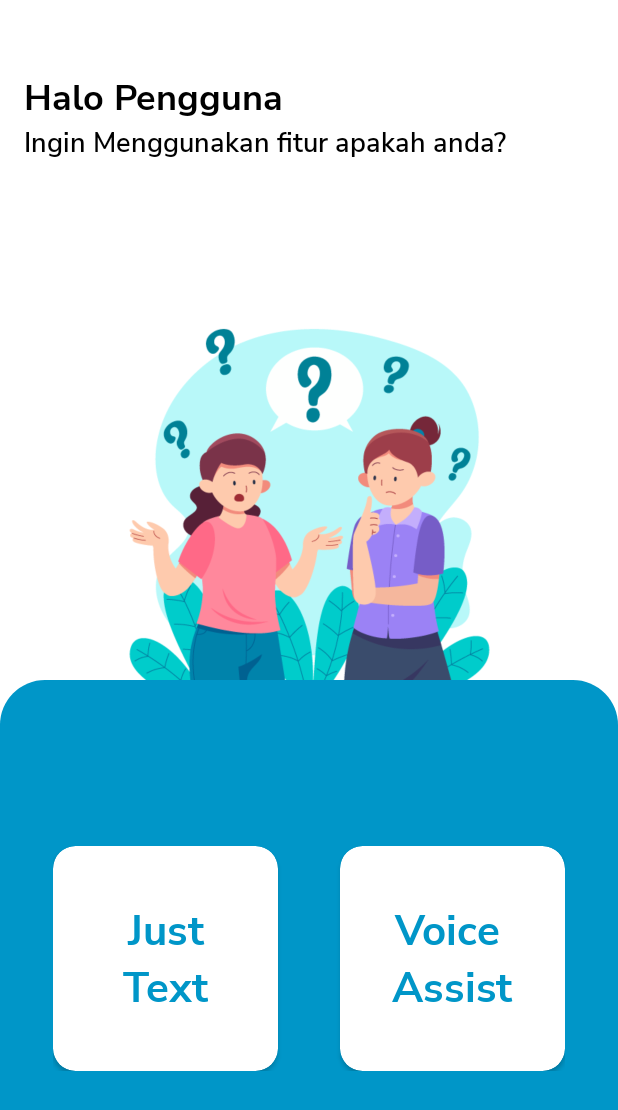
After one commit to Bangkit-Capstone-C22-CB03-Team/TVLK-Chatbot, an Android app: the AccessbilityActivity screen opened directly, with no data from a screen before it, on a phone screen of 412 x 824 dp. The commit adds this screen. Shown: the top 1110 px of the screen. Run offline under Robolectric (Android 15) with nearby library versions, the phone set to English and light mode, and no system bars; 1 statement that could not run was skipped.

Commit message:
Added Accesbility Activity, changed some default icons and some optimization

```diff
--- a/app/build.gradle
+++ b/app/build.gradle
@@ -68,4 +68,6 @@ dependencies {
     implementation 'androidx.lifecycle:lifecycle-runtime-ktx:2.4.1'//lifecycleScope
 
     implementation 'com.github.f0ris.sweetalert:library:1.6.2' //sweetAlert
+
+    implementation 'de.hdodenhof:circleimageview:3.1.0' //circleImageView
 }
--- a/app/src/main/AndroidManifest.xml
+++ b/app/src/main/AndroidManifest.xml
@@ -17,6 +17,9 @@
         android:theme="@style/Theme.Capstone"
         android:usesCleartextTraffic="true"
         tools:targetApi="31">
+        <activity
+            android:name=".ui.AccessbilityActivity"
+            android:exported="false" />
         <activity
             android:name=".ui.CategoryActivity"
             android:exported="false" />
--- a/app/src/main/java/com/bangkit/capstone/splash/SplashScreenActivity.kt
+++ b/app/src/main/java/com/bangkit/capstone/splash/SplashScreenActivity.kt
@@ -5,6 +5,7 @@ import android.content.Intent
 import androidx.appcompat.app.AppCompatActivity
 import android.os.Bundle
 import com.bangkit.capstone.R
+import com.bangkit.capstone.ui.AccessbilityActivity
 import com.bangkit.capstone.ui.CategoryActivity
 import com.bangkit.capstone.ui.MainActivity
 import java.util.*
@@ -16,7 +17,7 @@ class SplashScreenActivity : AppCompatActivity() {
         super.onCreate(savedInstanceState)
         setContentView(R.layout.activity_splash_screen)
         supportActionBar?.hide()
-        val intent = Intent(this, CategoryActivity::class.java)
+        val intent = Intent(this, AccessbilityActivity::class.java)
         Timer("SettingUp", false).schedule(2000) {
             startActivity(intent)
             finish()
--- /dev/null
+++ b/app/src/main/java/com/bangkit/capstone/ui/AccessbilityActivity.kt
@@ -0,0 +1,61 @@
+package com.bangkit.capstone.ui
+
+import android.content.Intent
+import androidx.appcompat.app.AppCompatActivity
+import android.os.Bundle
+import androidx.lifecycle.asLiveData
+import com.bangkit.capstone.R
+import com.bangkit.capstone.databinding.ActivityAccessbilityBinding
+import com.bangkit.capstone.splash.Checker
+import com.bangkit.capstone.splash.OnboardingActivity
+import com.bangkit.capstone.splash.PassChecker
+
+class AccessbilityActivity : AppCompatActivity() {
+    private lateinit var binding: ActivityAccessbilityBinding
+    private lateinit var checker: Checker
+
+    override fun onCreate(savedInstanceState: Bundle?) {
+        super.onCreate(savedInstanceState)
+        binding = ActivityAccessbilityBinding.inflate(layoutInflater)
+        setContentView(binding.root)
+        supportActionBar?.hide()
+
+
+        bindingButton()
+        checker = Checker(applicationContext)
+        observeOnboard()
+    }
+
+    //Splash Stuff
+    private fun observeOnboard() {
+        checker.isDoneFlow.asLiveData().observe(this) {
+                passChecker ->
+            passChecker?.let {
+                when(passChecker) {
+                    PassChecker.UNDONE -> moveOnboarding()
+                }
+            }
+        }
+    }
+    private fun moveOnboarding() {
+        val intent = Intent(this, OnboardingActivity::class.java)
+        startActivity(intent)
+        finish()
+    }
+    private fun bindingButton() {
+        val intent = Intent(this, CategoryActivity::class.java)
+
+
+        binding.textBtn.setOnClickListener {
+            intent.putExtra(CategoryActivity.ACCESSBILITY, false)
+            startActivity(intent)
+        }
+
+        binding.voiceBtn.setOnClickListener {
+            intent.putExtra(CategoryActivity.ACCESSBILITY, true)
+            startActivity(intent)
+        }
+    }
+
+
+}
--- a/app/src/main/java/com/bangkit/capstone/ui/CategoryActivity.kt
+++ b/app/src/main/java/com/bangkit/capstone/ui/CategoryActivity.kt
@@ -8,20 +8,21 @@ import com.bangkit.capstone.databinding.ActivityCategoryBinding
 import com.bangkit.capstone.splash.Checker
 import com.bangkit.capstone.splash.OnboardingActivity
 import com.bangkit.capstone.splash.PassChecker
+import kotlin.properties.Delegates
 
 class CategoryActivity : AppCompatActivity() {
     private lateinit var binding: ActivityCategoryBinding
-    private lateinit var checker: Checker
+    private var isAccessbility : Boolean by Delegates.notNull()
+
 
     override fun onCreate(savedInstanceState: Bundle?) {
         super.onCreate(savedInstanceState)
         binding = ActivityCategoryBinding.inflate(layoutInflater)
         setContentView(binding.root)
         supportActionBar?.hide()
+        isAccessbility = intent.getBooleanExtra(CategoryActivity.ACCESSBILITY, true)
 
 
-        checker = Checker(applicationContext)
-        observeOnboard()
 
         setCardClick()
     }
@@ -34,27 +35,17 @@ class CategoryActivity : AppCompatActivity() {
         binding.cardView5.setOnClickListener { moveMain(4) }
         binding.cardView6.setOnClickListener { moveMain(5) }
     }
-    //Splash Stuff
-    private fun observeOnboard() {
-        checker.isDoneFlow.asLiveData().observe(this) {
-                passChecker ->
-            passChecker?.let {
-                when(passChecker) {
-                    PassChecker.UNDONE -> moveOnboarding()
-                }
-            }
-        }
-    }
-    private fun moveOnboarding() {
-        val intent = Intent(this, OnboardingActivity::class.java)
-        startActivity(intent)
-        finish()
-    }
+
 
     private fun moveMain(cat: Int) {
         val intent = Intent(this@CategoryActivity, MainActivity::class.java)
         intent.putExtra(MainActivity.CATEGORY, cat)
+        intent.putExtra(MainActivity.ACCESSBILITY, isAccessbility)
         startActivity(intent)
+    }
+
+    companion object {
+        const val ACCESSBILITY = "ACCESSBILITY"
     }
 
 
--- /dev/null
+++ b/app/src/main/res/layout/activity_accessbility.xml
@@ -0,0 +1,144 @@
+<?xml version="1.0" encoding="utf-8"?>
+<androidx.constraintlayout.widget.ConstraintLayout xmlns:android="http://schemas.android.com/apk/res/android"
+    xmlns:app="http://schemas.android.com/apk/res-auto"
+    xmlns:tools="http://schemas.android.com/tools"
+    android:layout_width="match_parent"
+    android:layout_height="match_parent"
+    tools:context=".ui.AccessbilityActivity">
+
+    <androidx.constraintlayout.widget.ConstraintLayout
+        android:id="@+id/titleText"
+        android:layout_width="match_parent"
+        android:layout_height="wrap_content"
+        android:layout_marginTop="48dp"
+        android:paddingStart="16dp"
+        android:paddingEnd="16dp"
+        app:layout_constraintEnd_toEndOf="parent"
+        app:layout_constraintStart_toStartOf="parent"
+        app:layout_constraintTop_toTopOf="parent">
+
+        <TextView
+            android:id="@+id/title"
+            android:layout_width="wrap_content"
+            android:layout_height="wrap_content"
+            android:fontFamily="@font/nunitosans_bold"
+            android:text="Halo Pengguna"
+            android:textSize="24sp"
+            app:layout_constraintStart_toStartOf="parent"
+            app:layout_constraintTop_toTopOf="parent" />
+
+        <TextView
+            android:layout_width="wrap_content"
+            android:layout_height="wrap_content"
+            android:fontFamily="@font/nunitosans_semibold"
+            android:text="Ingin Menggunakan fitur apakah anda?"
+            android:textSize="18sp"
+            app:layout_constraintBottom_toBottomOf="parent"
+            app:layout_constraintStart_toStartOf="parent"
+            app:layout_constraintTop_toBottomOf="@id/title" />
+    </androidx.constraintlayout.widget.ConstraintLayout>
+
+    <ImageView
+        android:layout_width="250dp"
+        android:layout_height="250dp"
+        android:src="@drawable/accessbility"
+        app:layout_constraintBottom_toTopOf="@id/guideline60"
+        app:layout_constraintEnd_toEndOf="parent"
+        app:layout_constraintStart_toStartOf="parent" />
+
+    <androidx.constraintlayout.widget.ConstraintLayout
+        android:layout_width="0dp"
+        android:layout_height="0dp"
+        android:background="@drawable/shape_blue"
+        android:backgroundTint="@color/backgroundContext_color"
+        app:layout_constraintTop_toBottomOf="@id/guideline60"
+        app:layout_constraintBottom_toBottomOf="parent"
+        app:layout_constraintStart_toStartOf="parent"
+        app:layout_constraintEnd_toEndOf="parent">
+
+
+    </androidx.constraintlayout.widget.ConstraintLayout>
+
+    <androidx.constraintlayout.widget.ConstraintLayout
+        android:layout_width="match_parent"
+        android:layout_height="wrap_content"
+        android:padding="35dp"
+        app:layout_constraintTop_toBottomOf="@id/guideline60"
+        app:layout_constraintStart_toStartOf="parent"
+        app:layout_constraintBottom_toTopOf="@id/guideline80">
+
+        <androidx.cardview.widget.CardView
+            android:id="@+id/textBtn"
+            android:layout_width="150dp"
+            android:layout_height="150dp"
+            app:cardCornerRadius="@dimen/rounded_radius"
+            app:layout_constraintTop_toTopOf="parent"
+            app:layout_constraintStart_toStartOf="parent"
+            app:layout_constraintBottom_toBottomOf="parent">
+
+            <androidx.constraintlayout.widget.ConstraintLayout
+                android:layout_width="match_parent"
+                android:layout_height="match_parent">
+
+                <TextView
+                    android:layout_width="wrap_content"
+                    android:layout_height="wrap_content"
+                    android:text="Just\nText"
+                    android:textSize="28sp"
+                    android:gravity="center"
+                    android:textColor="@color/backgroundContext_color"
+                    android:fontFamily="@font/nunitosans_bold"
+                    app:layout_constraintTop_toTopOf="parent"
+                    app:layout_constraintBottom_toBottomOf="parent"
+                    app:layout_constraintStart_toStartOf="parent"
+                    app:layout_constraintEnd_toEndOf="parent"/>
+            </androidx.constraintlayout.widget.ConstraintLayout>
+
+        </androidx.cardview.widget.CardView>
+
+        <androidx.cardview.widget.CardView
+            android:id="@+id/voiceBtn"
+            android:layout_width="150dp"
+            android:layout_height="150dp"
+            app:cardCornerRadius="@dimen/rounded_radius"
+            app:layout_constraintTop_toTopOf="parent"
+            app:layout_constraintEnd_toEndOf="parent"
+            app:layout_constraintBottom_toBottomOf="parent">
+
+            <androidx.constraintlayout.widget.ConstraintLayout
+                android:layout_width="match_parent"
+                android:layout_height="match_parent">
+
+                <TextView
+                    android:layout_width="wrap_content"
+                    android:layout_height="wrap_content"
+                    android:text="Voice \nAssist"
+                    android:textSize="28sp"
+                    android:fontFamily="@font/nunitosans_bold"
+                    android:gravity="center"
+                    android:textColor="@color/backgroundContext_color"
+                    app:layout_constraintTop_toTopOf="parent"
+                    app:layout_constraintBottom_toBottomOf="parent"
+                    app:layout_constraintStart_toStartOf="parent"
+                    app:layout_constraintEnd_toEndOf="parent"/>
+            </androidx.constraintlayout.widget.ConstraintLayout>
+
+        </androidx.cardview.widget.CardView>
+
+    </androidx.constraintlayout.widget.ConstraintLayout>
+
+    <androidx.constraintlayout.widget.Guideline
+        android:id="@+id/guideline80"
+        android:layout_width="wrap_content"
+        android:layout_height="wrap_content"
+        android:orientation="horizontal"
+        app:layout_constraintGuide_percent="1.0" />
+
+    <androidx.constraintlayout.widget.Guideline
+        android:id="@+id/guideline60"
+        android:layout_width="wrap_content"
+        android:layout_height="wrap_content"
+        android:orientation="horizontal"
+        app:layout_constraintGuide_percent="0.55" />
+
+</androidx.constraintlayout.widget.ConstraintLayout>
--- a/app/src/main/res/layout/activity_category.xml
+++ b/app/src/main/res/layout/activity_category.xml
@@ -49,7 +49,7 @@
                 android:layout_width="32dp"
                 android:layout_height="32dp"
                 android:layout_marginStart="8dp"
-                android:src="@drawable/ic_baseline_account_circle_24"
+                android:src="@drawable/asset_chatbot"
                 app:layout_constraintTop_toTopOf="parent"
                 app:layout_constraintBottom_toBottomOf="parent"
                 app:layout_constraintStart_toStartOf="parent"
@@ -91,7 +91,7 @@
                 android:layout_width="32dp"
                 android:layout_height="32dp"
                 android:layout_marginStart="8dp"
-                android:src="@drawable/ic_baseline_account_circle_24"
+                android:src="@drawable/asset_information"
                 android:contentDescription="@string/icon_category_desc"
                 app:layout_constraintTop_toTopOf="parent"
                 app:layout_constraintBottom_toBottomOf="parent"
@@ -133,7 +133,7 @@
                 android:layout_width="32dp"
                 android:layout_height="32dp"
                 android:layout_marginStart="8dp"
-                android:src="@drawable/ic_baseline_account_circle_24"
+                android:src="@drawable/asset_information"
                 android:contentDescription="@string/icon_category_desc"
                 app:layout_constraintTop_toTopOf="parent"
                 app:layout_constraintBottom_toBottomOf="parent"
@@ -175,7 +175,7 @@
                 android:layout_width="32dp"
                 android:layout_height="32dp"
                 android:layout_marginStart="8dp"
-                android:src="@drawable/ic_baseline_account_circle_24"
+                android:src="@drawable/asset_coupon"
                 android:contentDescription="@string/icon_category_desc"
                 app:layout_constraintTop_toTopOf="parent"
                 app:layout_constraintBottom_toBottomOf="parent"
@@ -217,7 +217,7 @@
                 android:layout_width="32dp"
                 android:layout_height="32dp"
                 android:layout_marginStart="8dp"
-                android:src="@drawable/ic_baseline_account_circle_24"
+                android:src="@drawable/asset_money"
                 android:contentDescription="@string/icon_category_desc"
                 app:layout_constraintTop_toTopOf="parent"
                 app:layout_constraintBottom_toBottomOf="parent"
@@ -259,7 +259,7 @@
                 android:layout_width="32dp"
                 android:layout_height="32dp"
                 android:layout_marginStart="8dp"
-                android:src="@drawable/ic_baseline_account_circle_24"
+                android:src="@drawable/asset_qrcode"
                 android:contentDescription="@string/icon_category_desc"
                 app:layout_constraintTop_toTopOf="parent"
                 app:layout_constraintBottom_toBottomOf="parent"
--- a/app/src/main/res/layout/custom_toolbar.xml
+++ b/app/src/main/res/layout/custom_toolbar.xml
@@ -10,13 +10,13 @@
         android:layout_height="?attr/actionBarSize"
         android:padding="4dp">
 
-        <ImageView
+        <de.hdodenhof.circleimageview.CircleImageView
             android:id="@+id/imgProfile"
             android:layout_width="48dp"
             android:layout_height="48dp"
             android:layout_centerVertical="true"
             android:layout_marginStart="16dp"
-            android:src="@drawable/ic_baseline_account_circle_24" />
+            android:src="@drawable/asset_chatbot2" />
 
         <TextView
             android:id="@+id/tvName"
@@ -26,7 +26,7 @@
             android:layout_marginStart="16dp"
             android:layout_toEndOf="@id/imgProfile"
             android:textColor="@color/white"
-            android:text="User Name"
+            android:text="@string/bot_name"
             android:textSize="20sp" />
     </RelativeLayout>
 
--- a/app/src/main/res/values/strings.xml
+++ b/app/src/main/res/values/strings.xml
@@ -29,4 +29,5 @@
     <string name="category6">Traveloka QR Scanner</string>
     <string name="icon_category_desc">Icon Category</string>
     <string name="title_Category">Perihal Apa yang Ingin \nDitanyakan?</string>
+    <string name="bot_name">si Loka</string>
 </resources>
```
Also changed, not shown: app/src/main/res/drawable-v24/accessbility.png (added), app/src/main/res/drawable-v24/asset_chatbot.png (added), app/src/main/res/drawable-v24/asset_chatbot2.png (added), app/src/main/res/drawable-v24/asset_coupon.png (added), app/src/main/res/drawable-v24/asset_hi.png (added), app/src/main/res/drawable-v24/asset_information.png (added), app/src/main/res/drawable-v24/asset_money.png (added), app/src/main/res/drawable-v24/asset_qrcode.png (added).
